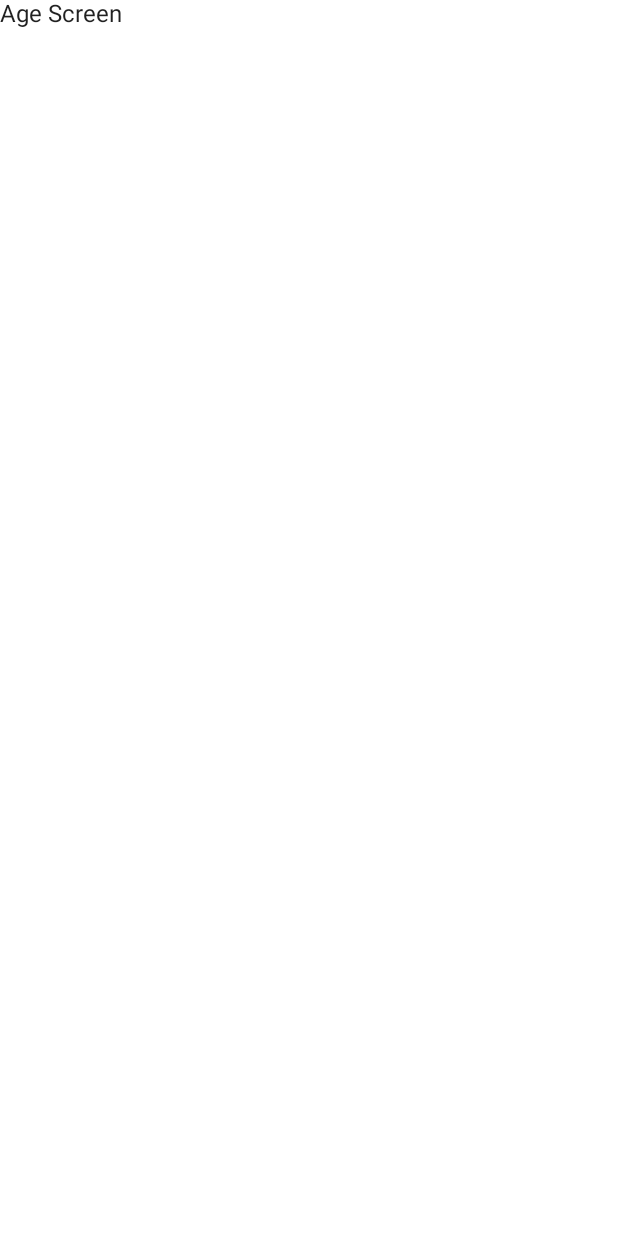
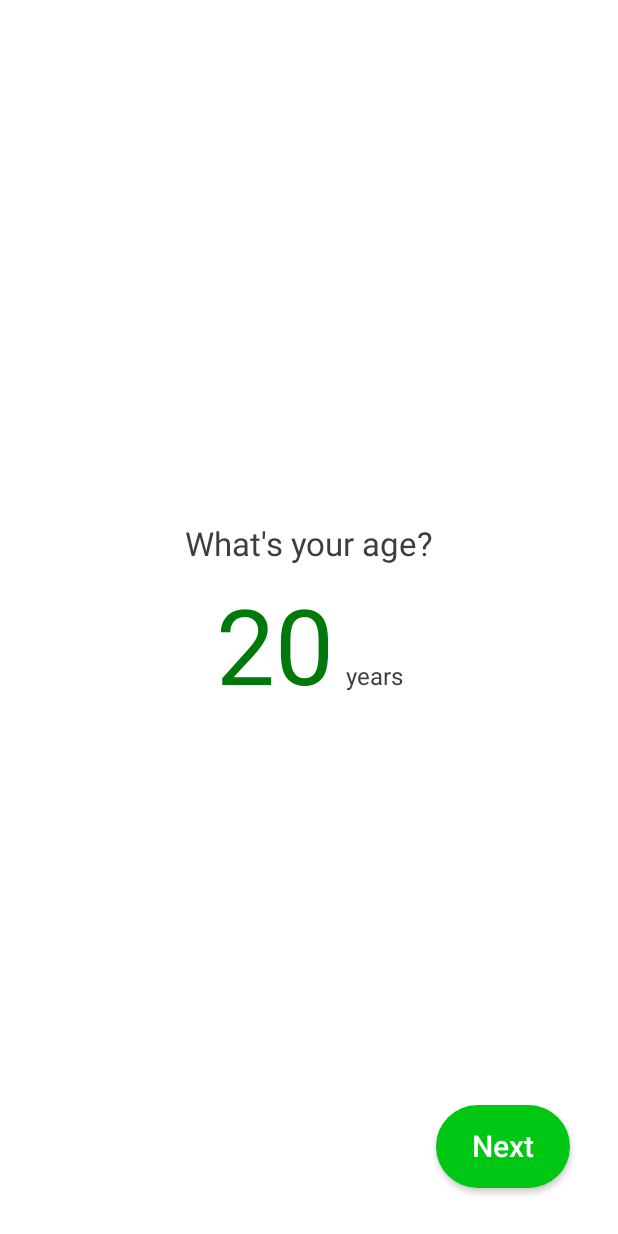
Before and after one commit to GuidoDSalem/CaloryTracker, an Android app built with Jetpack Compose: the AgeScreen screen opened through its navigation route, on a phone screen of 412 x 824 dp. Before the commit the screen is almost empty. Run offline under Robolectric (Android 15) with nearby library versions, the light colour scheme and no system bars; our stand-ins replace Dagger/Hilt's generated code.

Commit message:
Age Screen

```diff
--- a/app/src/main/java/com/plcoding/calorytracker/MainActivity.kt
+++ b/app/src/main/java/com/plcoding/calorytracker/MainActivity.kt
@@ -3,10 +3,10 @@
 import android.os.Bundle
 import androidx.activity.ComponentActivity
 import androidx.activity.compose.setContent
-import androidx.compose.material.MaterialTheme
-import androidx.compose.material.Surface
-import androidx.compose.material.Text
+import androidx.compose.foundation.layout.fillMaxSize
+import androidx.compose.material.*
 import androidx.compose.runtime.Composable
+import androidx.compose.ui.Modifier
 import androidx.compose.ui.tooling.preview.Preview
 import androidx.navigation.compose.NavHost
 import androidx.navigation.compose.composable
@@ -14,6 +14,7 @@
 import com.plcoding.calorytracker.navigation.navigate
 import com.plcoding.calorytracker.ui.theme.CaloryTrackerTheme
 import com.practice.core.navigation.Route
+import com.practice.onboarding_presentation.age.AgeScreen
 import com.practice.onboarding_presentation.gender.GenderScreen
 import com.practice.onboarding_presentation.welcome.WelcomeScreen
 import dagger.hilt.android.AndroidEntryPoint
@@ -25,12 +26,20 @@
         setContent {
             CaloryTrackerTheme {
                 val navController = rememberNavController()
+                val scaffoldState = rememberScaffoldState()
+                Scaffold(
+                    modifier = Modifier.fillMaxSize(),
+                    scaffoldState = scaffoldState
+                ) {
                     NavHost(navController = navController, startDestination = Route.WELCOME){
                         composable(Route.WELCOME){
                             WelcomeScreen(onNavigate = navController::navigate)
                         }
                         composable(Route.AGE){
-                        Text(text = "Age Screen")
+                            AgeScreen(
+                                scaffoldState = scaffoldState,
+                                onNavigate = navController::navigate
+                            )
                         }
                         composable(Route.GENDER){
                             GenderScreen(onNavigate = navController::navigate)
@@ -58,6 +67,8 @@
                     }
 
                 }
+
             }
         }
     }
+}
--- a/app/src/main/java/com/plcoding/calorytracker/di/AppModule.kt
+++ b/app/src/main/java/com/plcoding/calorytracker/di/AppModule.kt
@@ -5,6 +5,7 @@
 import android.content.SharedPreferences
 import com.practice.core.data.preferences.DefaultPreferences
 import com.practice.core.domain.preferences.Preferences
+import com.practice.core.domain.use_case.FilterOutDigits
 import dagger.Module
 import dagger.Provides
 import dagger.hilt.InstallIn
@@ -29,4 +30,10 @@
     fun providePreferences(sharedPreferences: SharedPreferences):Preferences{
         return DefaultPreferences(sharedPreferences)
     }
+
+    @Provides
+    @Singleton
+    fun providesFilterOutDigitUseCase():FilterOutDigits{
+        return FilterOutDigits()
+    }
 }
--- /dev/null
+++ b/core/src/main/java/com/practice/core/domain/use_case/FilterOutDigits.kt
@@ -0,0 +1,9 @@
+package com.practice.core.domain.use_case
+
+class FilterOutDigits {
+
+    operator fun invoke(text:String):String{
+        return text.filter { it.isDigit() }
+    }
+
+}
--- a/core/src/main/java/com/practice/core/util/UIEvent.kt
+++ b/core/src/main/java/com/practice/core/util/UIEvent.kt
@@ -3,4 +3,5 @@
 sealed class UIEvent{
     data class Navigate(val route:String):UIEvent()
     object NavigateUp:UIEvent()
+    data class ShowSnackbar(val message:UiText):UIEvent()
 }
--- /dev/null
+++ b/onboarding/onboarding_presentation/src/main/java/com/practice/onboarding_presentation/age/AgeScreen.kt
@@ -0,0 +1,77 @@
+package com.practice.onboarding_presentation.age
+
+import androidx.compose.foundation.layout.*
+import androidx.compose.material.MaterialTheme
+import androidx.compose.material.ScaffoldState
+import androidx.compose.material.Text
+import androidx.compose.runtime.Composable
+import androidx.compose.runtime.LaunchedEffect
+import androidx.compose.ui.Alignment
+import androidx.compose.ui.Modifier
+import androidx.compose.ui.graphics.Color
+import androidx.compose.ui.platform.LocalContext
+import androidx.compose.ui.res.stringResource
+import androidx.compose.ui.text.font.FontWeight
+import androidx.hilt.navigation.compose.hiltViewModel
+import com.practice.core.R
+import com.practice.core.domain.model.Gender
+import com.practice.core.util.UIEvent
+import com.practice.core_ui.LocalSpacing
+import com.practice.onboarding_presentation.components.ActionButton
+import com.practice.onboarding_presentation.components.SelectableButton
+import com.practice.onboarding_presentation.components.UnitTextField
+import kotlinx.coroutines.flow.collect
+
+@Composable
+fun AgeScreen(
+    scaffoldState: ScaffoldState,
+    onNavigate: (UIEvent.Navigate) -> Unit,
+    viewModel: AgeViewModel = hiltViewModel()
+
+) {
+    val spacing = LocalSpacing.current
+    val context = LocalContext.current
+    LaunchedEffect(key1 = true){
+        viewModel.uiEvent.collect{ event ->
+            when(event){
+                is UIEvent.Navigate -> onNavigate(event)
+                is UIEvent.ShowSnackbar -> {
+                    scaffoldState.snackbarHostState.showSnackbar(
+                        message = event.message.asString(context)
+                    )
+                }
+                else -> Unit
+            }
+        }
+    }
+
+    Box(
+        modifier = Modifier
+            .fillMaxSize()
+            .padding(spacing.spaceLarge)
+
+    ) {
+        Column(
+            modifier = Modifier.fillMaxSize(),
+            verticalArrangement = Arrangement.Center,
+            horizontalAlignment = Alignment.CenterHorizontally
+        ){
+            Text(
+                text = stringResource(id = R.string.whats_your_age),
+                style = MaterialTheme.typography.h3
+            )
+            Spacer(modifier = Modifier.height(spacing.spaceMedium))
+            UnitTextField(
+                value = viewModel.age,
+                onValueChange = viewModel::onAgeEnter,
+                unit = stringResource(id = R.string.years)
+            )
+        }
+        ActionButton(
+            text = stringResource(id = R.string.next),
+            onClick = viewModel::onNextClick,
+            modifier = Modifier.align(Alignment.BottomEnd)
+
+        )
+    }
+}
--- /dev/null
+++ b/onboarding/onboarding_presentation/src/main/java/com/practice/onboarding_presentation/age/AgeViewModel.kt
@@ -0,0 +1,54 @@
+package com.practice.onboarding_presentation.age
+
+import androidx.compose.runtime.getValue
+import androidx.compose.runtime.mutableStateOf
+import androidx.compose.runtime.setValue
+import androidx.compose.ui.res.stringResource
+import androidx.lifecycle.ViewModel
+import androidx.lifecycle.viewModelScope
+import androidx.lifecycle.viewmodel.compose.viewModel
+import dagger.hilt.android.lifecycle.HiltViewModel
+import com.practice.core.domain.preferences.Preferences
+import com.practice.core.domain.use_case.FilterOutDigits
+import com.practice.core.navigation.Route
+import com.practice.core.util.UIEvent
+import com.practice.core.util.UiText
+import com.practice.onboarding_presentation.R
+import kotlinx.coroutines.channels.Channel
+import kotlinx.coroutines.flow.receiveAsFlow
+import kotlinx.coroutines.launch
+import javax.inject.Inject
+
+@HiltViewModel
+class AgeViewModel @Inject constructor(
+    private val preferences: Preferences,
+    private val filterOutDigits: FilterOutDigits
+):ViewModel() {
+    var age by mutableStateOf("20")
+        private set
+
+
+    private val _uiEvent = Channel<UIEvent>()
+    val uiEvent = _uiEvent.receiveAsFlow()
+
+    fun onAgeEnter(
+        age:String
+    ){
+        if(age.length <= 3){
+            this.age = filterOutDigits(age)
+        }
+    }
+    fun onNextClick(){
+        viewModelScope.launch{
+            val ageNumber = age.toIntOrNull() ?: kotlin.run{
+                _uiEvent.send(
+                    UIEvent.ShowSnackbar(UiText.StringResource(R.string.error_age_cant_be_empty)
+                    )
+                )
+                return@launch
+            }
+            preferences.saveAge(ageNumber)
+            _uiEvent.send(UIEvent.Navigate(Route.HEIGHT))
+        }
+    }
+}
```
Also changed, not shown: core/src/main/java/com/practice/core/util/UiText.kt (added, +15 -0 lines). Lines whose indentation alone changed are shown as unchanged.
